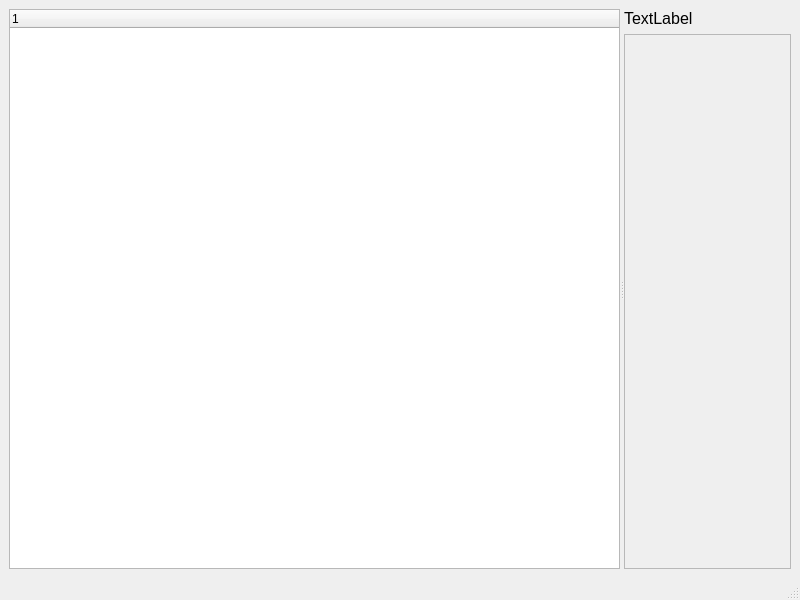
Old version of the form DBLoader CMake/docwindow.ui in the repository gfifgfifofich/DB_loader.
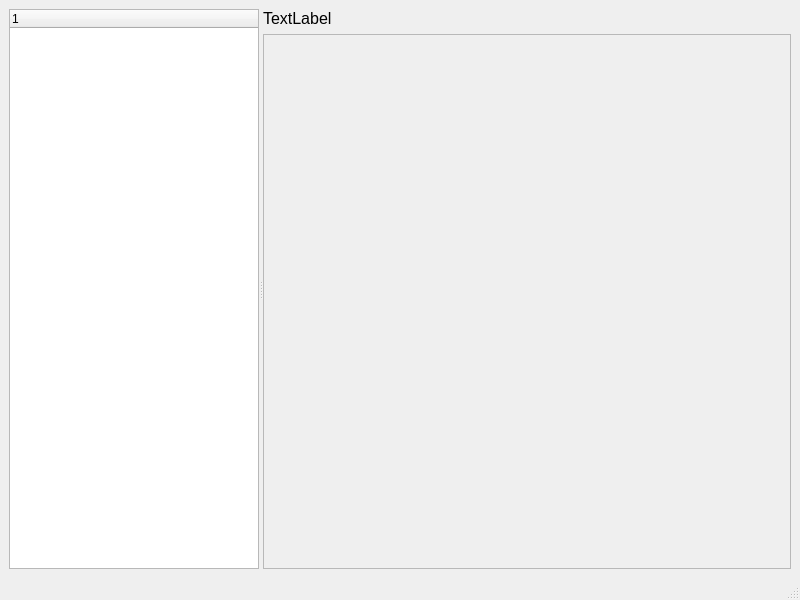
New version of the form.

What changed in the file:
```diff
--- a/DBLoader CMake/docwindow.ui
+++ b/DBLoader CMake/docwindow.ui
@@ -21,6 +21,12 @@
        <enum>Qt::Orientation::Horizontal</enum>
       </property>
       <widget class="QTreeWidget" name="treeWidget">
+       <property name="maximumSize">
+        <size>
+         <width>250</width>
+         <height>16777215</height>
+        </size>
+       </property>
        <column>
         <property name="text">
          <string notr="true">1</string>
@@ -57,7 +63,7 @@
             <rect>
              <x>0</x>
              <y>0</y>
-             <width>295</width>
+             <width>524</width>
              <height>508</height>
             </rect>
            </property>
```
